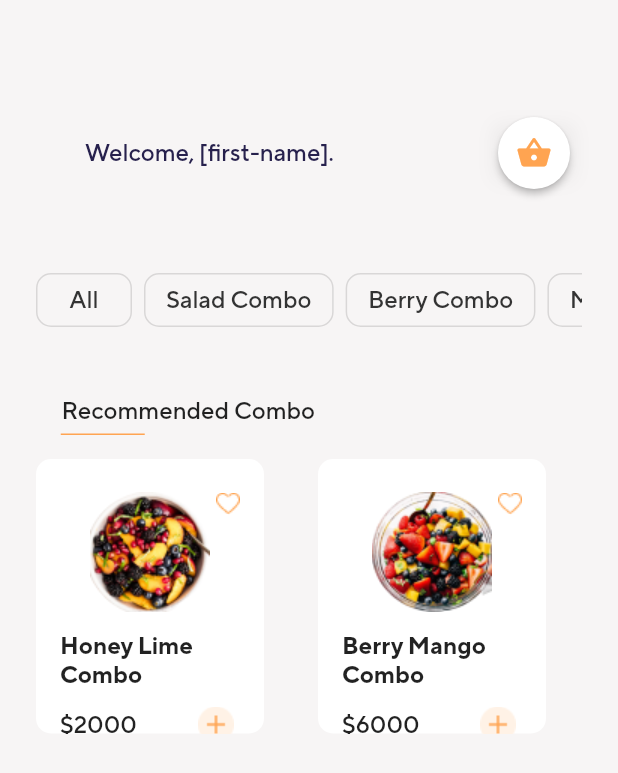
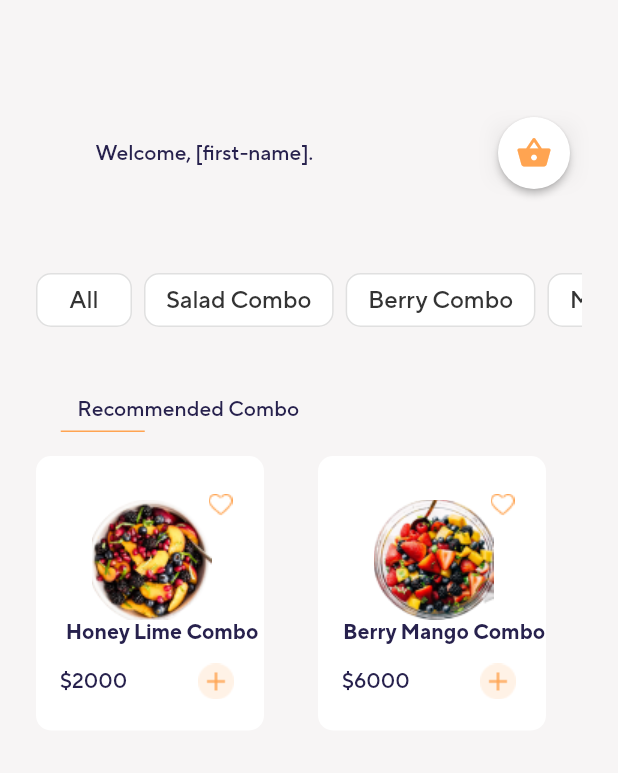
Before and after one commit to Andrey-Matos/sprint-2, a Flutter app: the MainScreen screen opened directly, on a phone screen of 412 x 824 dp. Shown: the top 773 px of the screen. Run offline on Flutter 3.47's test engine with Material 2 defaults, Android fonts, the phone set to English and light mode, and no system bars.

Commit message:
visual improvements

```diff
--- a/lib/components/ingredient_filtering_button.dart
+++ b/lib/components/ingredient_filtering_button.dart
@@ -19,6 +19,7 @@ class _IngredientFilteringButtonState extends State<IngredientFilteringButton> {
       ),
       onPressed: () {},
       style: OutlinedButton.styleFrom(
+        backgroundColor: Colors.white,
         foregroundColor: Color.fromARGB(255, 51, 51, 51),
         shadowColor: Colors.grey,
         shape: const RoundedRectangleBorder(
--- a/lib/components/product_card.dart
+++ b/lib/components/product_card.dart
@@ -6,6 +6,7 @@ class ProductCard extends StatefulWidget {
   final String title;
   final double height;
   final double width;
+  final Color bg_color;
 
   const ProductCard({
     super.key,
@@ -14,6 +15,7 @@ class ProductCard extends StatefulWidget {
     required this.price,
     required this.height,
     required this.width,
+    this.bg_color = const Color.fromARGB(255, 255, 255, 255),
   });
 
   @override
@@ -27,7 +29,7 @@ class _ProductCardState extends State<ProductCard> {
         padding: EdgeInsets.only(right: 36),
         child: Container(
             decoration: BoxDecoration(
-              color: Colors.white,
+              color: widget.bg_color,
               borderRadius: BorderRadius.circular(10),
             ),
             // color: Colors.black,
@@ -40,7 +42,7 @@ class _ProductCardState extends State<ProductCard> {
                 Stack(children: [
                   //padding: EdgeInsets.only(left: 56),
                   Padding(
-                    padding: EdgeInsets.only(left: 110, top: 6, right: 6),
+                    padding: EdgeInsets.only(left: 100, right: 6),
                     child: TextButton(
                       onPressed: () {},
                       //style: TextButton.styleFrom(backgroundColor: Colors.black),
@@ -50,32 +52,37 @@ class _ProductCardState extends State<ProductCard> {
                     ),
                   ),
                   Padding(
-                      padding: EdgeInsets.fromLTRB(36, 22, 36, 0),
-                      child: Image.asset(widget.img))
+                      padding: EdgeInsets.only(
+                          top: widget.height / 9, left: widget.width / 4.1),
+                      child: SizedBox(
+                          height: widget.height / 2.28,
+                          width: widget.width / 1.9,
+                          child: Image.asset(widget.img, fit: BoxFit.fill)))
                 ]),
-                const SizedBox(
-                  height: 13,
-                ),
+                Column(
+                    mainAxisAlignment: MainAxisAlignment.spaceEvenly,
+                    children: [
                       Padding(
                           padding: EdgeInsets.only(left: 16),
                           child: Text(
                             widget.title,
                             style: TextStyle(fontWeight: FontWeight.bold),
                           )),
-                //const SizedBox(
-                //  height: 13,
-                //),
                       Padding(
-                    padding: EdgeInsets.only(left: 16),
+                          padding: EdgeInsets.only(
+                            left: 16,
+                          ),
                           child: Row(
                             mainAxisAlignment: MainAxisAlignment.spaceBetween,
                             children: [
                               Text('\$${widget.price}'),
                               TextButton(
                                   onPressed: () {},
-                            child: Image.asset('assets/images/add_button.png'))
+                                  child: Image.asset(
+                                      'assets/images/add_button.png'))
                             ],
                           ))
+                    ])
               ],
             )));
   }
--- a/lib/components/product_row.dart
+++ b/lib/components/product_row.dart
@@ -12,7 +12,7 @@ class ProductRow extends StatelessWidget {
   @override
   Widget build(BuildContext context) {
     return Container(
-      color: Color.fromARGB(255, 247, 245, 245),
+      //color: Color.fromARGB(255, 247, 245, 245),
       child: SingleChildScrollView(
           scrollDirection: Axis.horizontal, child: Row(children: cards)),
     );
--- a/lib/screens/authScreen.dart
+++ b/lib/screens/authScreen.dart
@@ -35,7 +35,7 @@ class _AuthScreenState extends State<AuthScreen> {
                 child: Text(
                   textAlign: TextAlign.start,
                   'What is your first name?',
-                  style: TextStyle(fontWeight: FontWeight.w500),
+                  style: TextStyle(fontSize: 16, fontWeight: FontWeight.w500),
                 ),
               ),
               Padding(
--- a/pubspec.yaml
+++ b/pubspec.yaml
@@ -82,7 +82,7 @@ flutter:
       - asset: fonts/bold.otf
         weight: 500
       - asset: fonts/thin.otf
-        weight: 400
+        weight: 300
   #   - family: Trajan Pro
   #     fonts:
   #       - asset: fonts/TrajanPro.ttf
```
Also changed, not shown: lib/main.dart (+15 -5 lines), lib/screens/homeScreen.dart (+13 -6 lines), assets/images/order_complete.png (added). Lines whose indentation alone changed are shown as unchanged.
